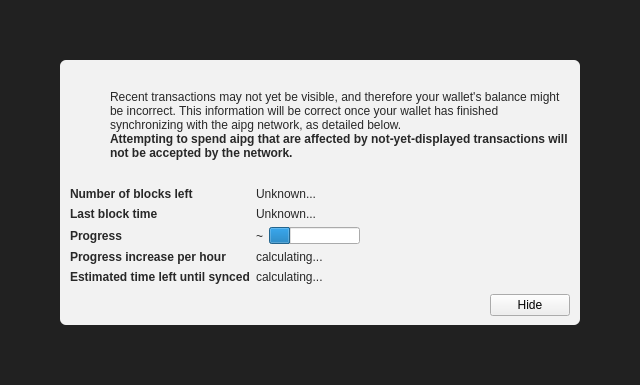
AIPowerGrid/AI-Power-Grid-Core, file src/qt/forms/modaloverlay.ui: the form before one commit.
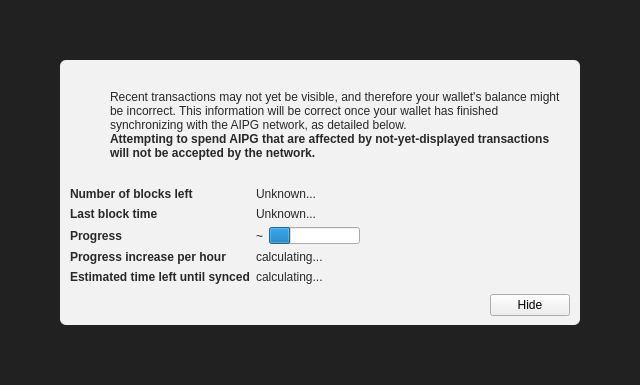
The form after the commit. Icons and pictures are not drawn. Custom widgets are drawn as their Qt base class.

Commit message: Corrected capitalisation and UI display, reworded wallet passphrase to password, language translations

Patch:
```diff
--- a/src/qt/forms/modaloverlay.ui
+++ b/src/qt/forms/modaloverlay.ui
@@ -130,7 +130,7 @@
              <item>
               <widget class="QLabel" name="infoText">
                <property name="text">
-                <string>Recent transactions may not yet be visible, and therefore your wallet's balance might be incorrect. This information will be correct once your wallet has finished synchronizing with the aipg network, as detailed below.</string>
+                <string>Recent transactions may not yet be visible, and therefore your wallet's balance might be incorrect. This information will be correct once your wallet has finished synchronizing with the AIPG network, as detailed below.</string>
                </property>
                <property name="textFormat">
                 <enum>Qt::RichText</enum>
@@ -149,7 +149,7 @@
                 </font>
                </property>
                <property name="text">
-                <string>Attempting to spend aipg that are affected by not-yet-displayed transactions will not be accepted by the network.</string>
+                <string>Attempting to spend AIPG that are affected by not-yet-displayed transactions will not be accepted by the network.</string>
                </property>
                <property name="textFormat">
                 <enum>Qt::RichText</enum>
```
The commit also changes 34 other files.
